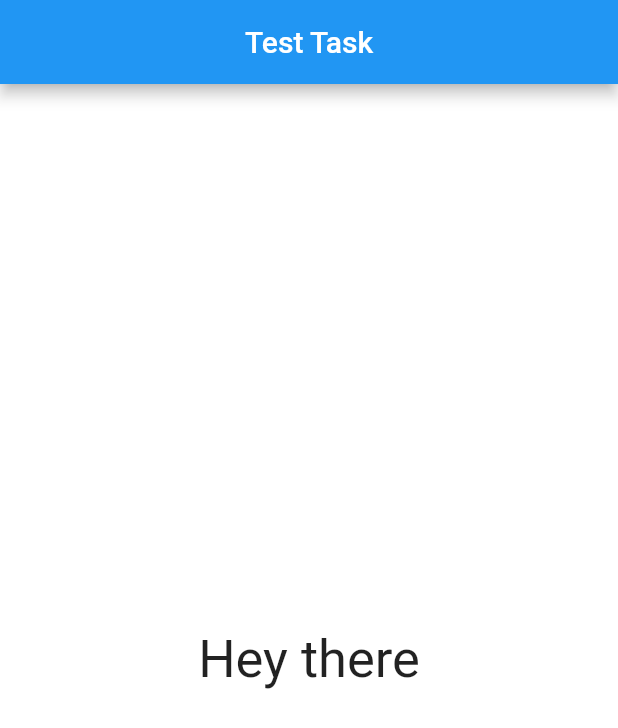
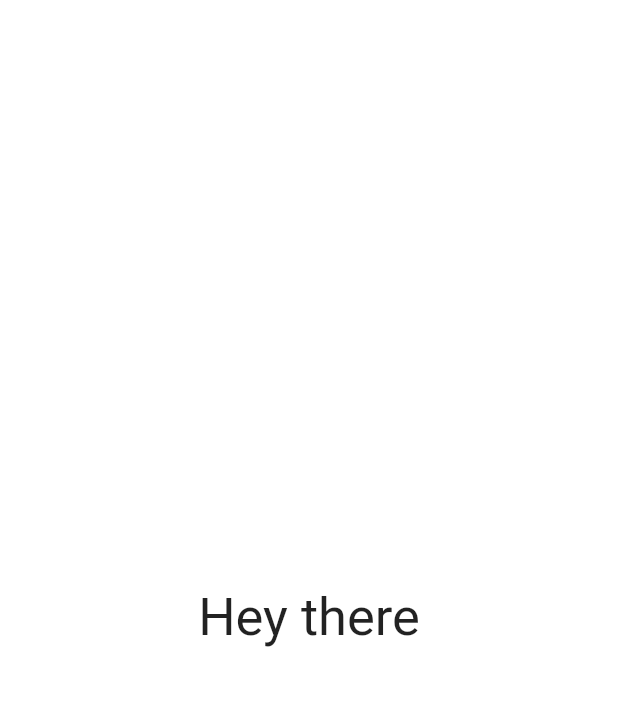
Before and after one commit to MrKrodbon/eugene_test_task_flutter, a Flutter app: the screen it shows after launch, on a phone screen of 412 x 824 dp. Shown: the top 728 px of the screen. Run offline on Flutter 3.47's test engine with Material 2 defaults, Android fonts, the phone set to English and light mode, and no system bars.

Commit message:
Deleted appBar

```diff
--- a/lib/widgets/color_change_screen.dart
+++ b/lib/widgets/color_change_screen.dart
@@ -30,13 +30,6 @@ class _ColorChangeScreenState extends State<ColorChangeScreen> {
   @override
   Widget build(BuildContext context) {
     return Scaffold(
-      appBar: AppBar(
-        title: const Text(
-          'Test Task',
-          style: TextStyle(fontSize: 20),
-        ),
-        centerTitle: true,
-      ),
       body: GestureDetector(
         onTap: () => randomizeBackgroundColor(),
         child: Container(
```
